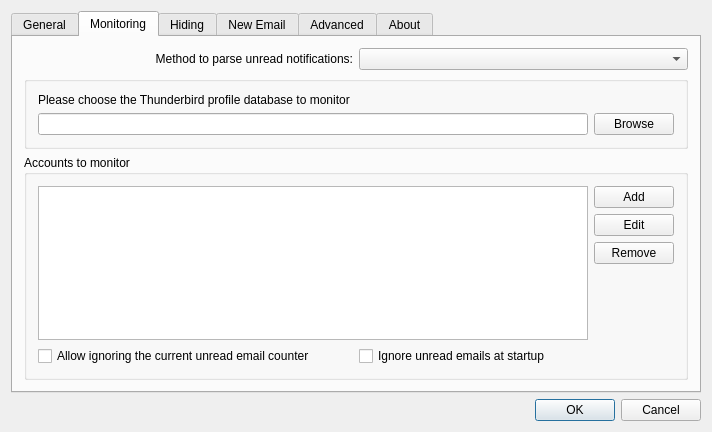
First picture: the form in src/dialogsettings.ui, repository gyunaev/birdtray, before the edit.
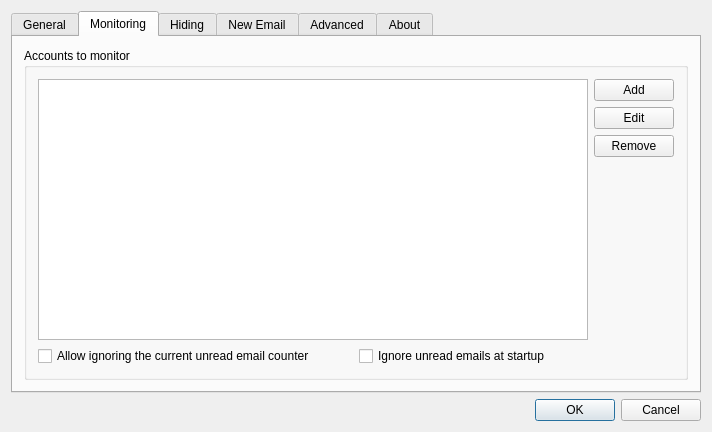
Second picture: the form after the edit. The open tabs and pages were chosen to show the change. Icons and pictures are not drawn. Custom widgets are drawn as their Qt base class.

Commit message: SQLite parser removed, since for several months it remains unavailable.

The edit to the form file:
```diff
--- a/src/dialogsettings.ui
+++ b/src/dialogsettings.ui
@@ -317,49 +317,6 @@
        <string>Monitoring</string>
       </attribute>
       <layout class="QVBoxLayout" name="verticalLayout_10">
-       <item>
-        <layout class="QHBoxLayout" name="horizontalLayout_8">
-         <item>
-          <widget class="QLabel" name="label_12">
-           <property name="text">
-            <string>Method to parse unread notifications:</string>
-           </property>
-           <property name="alignment">
-            <set>Qt::AlignRight|Qt::AlignTrailing|Qt::AlignVCenter</set>
-           </property>
-          </widget>
-         </item>
-         <item>
-          <widget class="QComboBox" name="boxParserSelection"/>
-         </item>
-        </layout>
-       </item>
-       <item>
-        <widget class="QGroupBox" name="groupThunderbirdProfilePath">
-         <property name="title">
-          <string/>
-         </property>
-         <layout class="QGridLayout" name="gridLayout">
-          <item row="0" column="0" colspan="2">
-           <widget class="QLabel" name="label">
-            <property name="text">
-             <string>Please choose the Thunderbird profile database to monitor</string>
-            </property>
-           </widget>
-          </item>
-          <item row="1" column="0">
-           <widget class="QLineEdit" name="leProfilePath"/>
-          </item>
-          <item row="1" column="1">
-           <widget class="QPushButton" name="btnBrowse">
-            <property name="text">
-             <string>Browse</string>
-            </property>
-           </widget>
-          </item>
-         </layout>
-        </widget>
-       </item>
        <item>
         <widget class="QGroupBox" name="groupAccounts">
          <property name="title">
```
Left out of the diff: 41 changed lines with no effect on the pictures. The commit also changes 20 other files.
